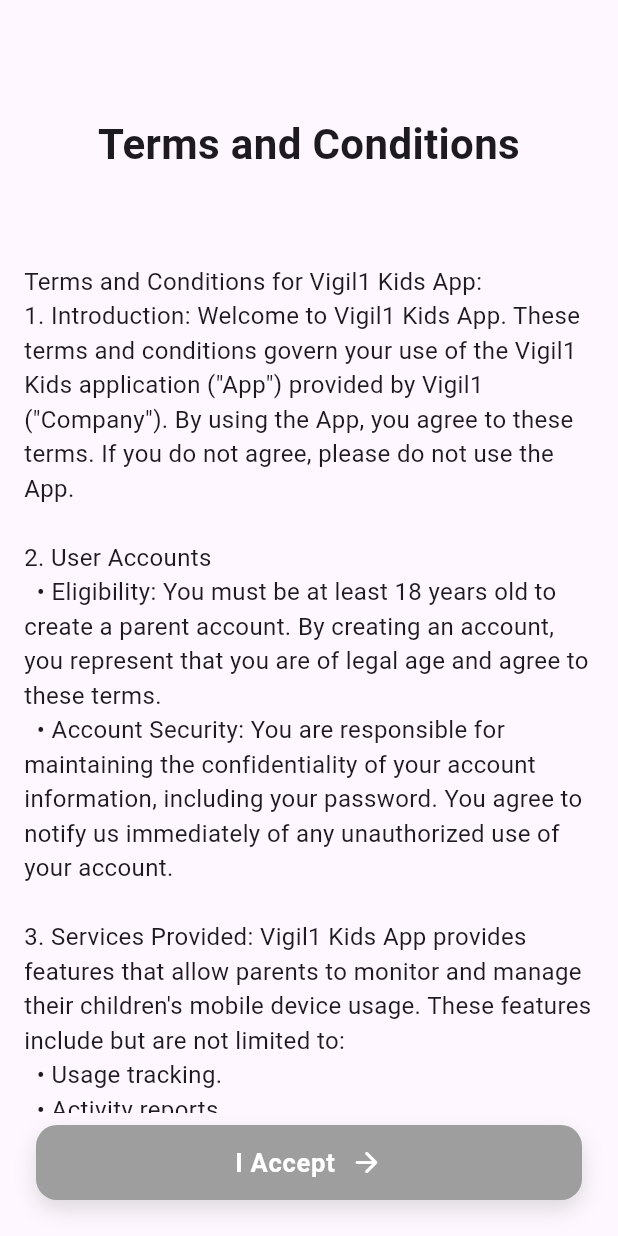
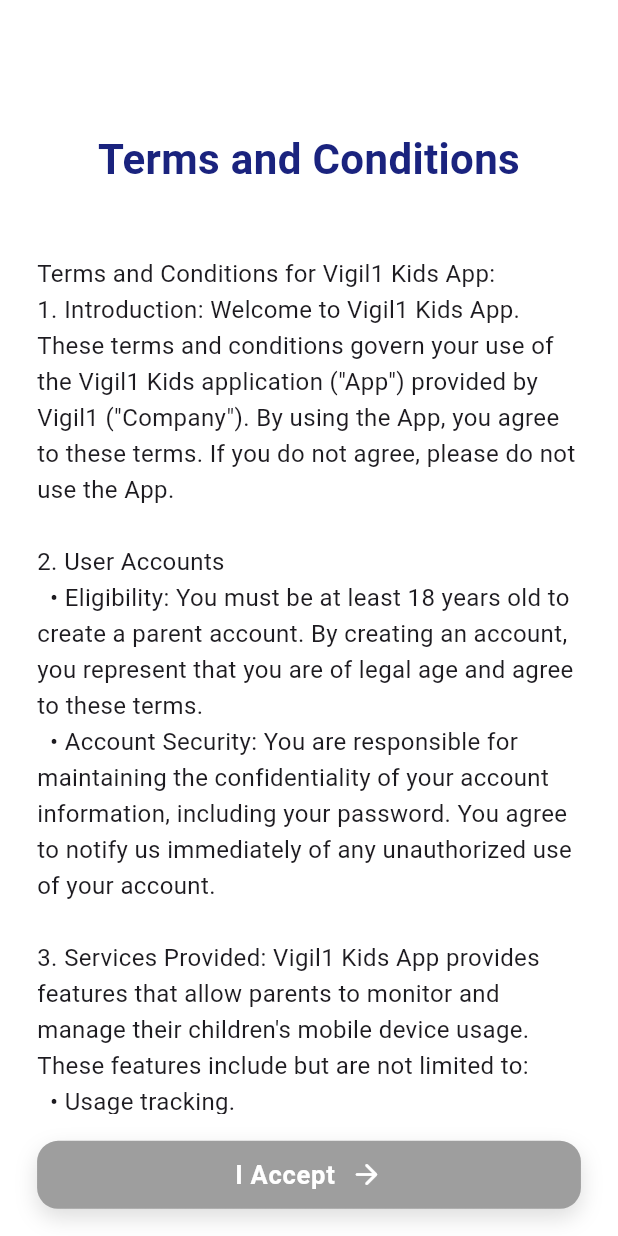
Before and after one commit to itsciworld/childapp, a Flutter app: the screen it shows after launch, on a phone screen of 412 x 824 dp. Run offline on Flutter 3.47's test engine with Material 3 defaults, Android fonts, the phone set to English and light mode, and no system bars; our stand-ins replace battery_plus, connectivity_plus, device_info_plus, dio, flutter_contacts, flutter_dotenv and 7 more; missing offline and left inert: call_log, device_calendar_plus, flexi_form_field, flutter_background_service, flutter_sms_inbox, installed_apps and 2 more.

Commit message:
feat(events): refine event sync to future-only, add chunked uploads, and re-enable contacts tile
- Change event window to scan from today onward only — remove past event scanning and add belt-and-braces check to skip events that started before today
- Reduce event batch size from 100 to 20 for lighter, faster uploads within network timeout windows
- Implement chunked upload loop that marks each chunk as synced immediately upon success, preventing re-sends if later chunks fail
- Add generous send/receive timeouts (60s each) to event upload requests to handle busy servers
- Enhance sync logging with detailed progress tracking and failure diagnostics
- Re-enable contacts monitoring tile in home page
- Simplify pairing page layout by consolidating instruction steps and removing redundant messaging
- Update terms page styling for consistency
- Refactor background services configuration for clarity

```diff
--- a/lib/pages/terms_page.dart
+++ b/lib/pages/terms_page.dart
@@ -15,32 +15,40 @@
 
   @override
   Widget build(BuildContext context) {
+    final mq = MediaQuery.of(context);
+    final screenH = mq.size.height;
+    final screenW = mq.size.width;
+
+    final hPad = screenW * 0.06;
+    final topPad = screenH * 0.06;
+    final vGapMd = screenH * 0.022;
+
     return Scaffold(
+      backgroundColor: Colors.white,
       body: Padding(
-        padding: const EdgeInsets.all(16.0),
+        padding: EdgeInsets.only(
+          left: hPad,
+          right: hPad,
+          top: topPad + MediaQuery.of(context).padding.top,
+          bottom: MediaQuery.of(context).padding.bottom,
+        ),
         child: Column(
           children: [
             Expanded(
               child: ListView(
+                physics: const BouncingScrollPhysics(),
                 children: [
-                  const Padding(
-                    padding: EdgeInsets.only(
-                        bottom:
-                            60), // Padding to create space from the bottom edge
-                  ),
+                  SizedBox(height: vGapMd * 2),
                   const Text(
                     textAlign: TextAlign.center,
                     'Terms and Conditions',
                     style: TextStyle(
                       fontSize: 28,
                       fontWeight: FontWeight.w600,
+                      color: Color(0xFF1A237E),
                     ),
                   ),
-                  const Padding(
-                    padding: EdgeInsets.only(
-                        bottom:
-                            60), // Padding to create space from the bottom edge
-                  ),
+                  SizedBox(height: vGapMd * 2.5),
                   const Text(
                     'Terms and Conditions for Vigil1 Kids App:\n'
                     '1. Introduction: Welcome to Vigil1 Kids App. These terms and conditions govern your use of the Vigil1 Kids application ("App") provided by Vigil1 ("Company"). By using the App, you agree to these terms. If you do not agree, please do not use the App.\n\n'
@@ -56,8 +64,9 @@
                     '\u{00A0}\u{00A0}• Remote control of the device.\n\n'
                     '4. Privacy and Data Collection\n'
                     '\u{00A0}\u{00A0}• Data Collection: We collect and use data as described in our Privacy Policy. This includes information you provide during account creation, as well as data collected from devices linked to your account.\n\n',
-                    style: TextStyle(fontSize: 16),
+                    style: TextStyle(fontSize: 16, height: 1.5),
                   ),
+                  SizedBox(height: vGapMd),
                   Row(
                     children: [
                       Checkbox(
@@ -76,32 +85,12 @@
                       ),
                     ],
                   ),
+                  SizedBox(height: vGapMd),
                 ],
               ),
             ),
-            // Padding(
-            //   padding: const EdgeInsets.only(bottom: 16.0),
-            //   child: TextButton(
-            //     onPressed: _isAccepted
-            //         ? () {
-            //             Navigator.pushNamed(context, RouteNames.login);
-            //           }
-            //         : null,
-            //     style: TextButton.styleFrom(
-            //       backgroundColor: _isAccepted ? Colors.black : Colors.grey,
-            //       minimumSize: const Size(double.infinity, 48),
-            //     ),
-            //     child: const Text(
-            //       'I Accept',
-            //       style: TextStyle(
-            //         color: Colors.white,
-            //         fontSize: 18,
-            //       ),
-            //     ),
-            //   ),
-            // ),
             Padding(
-              padding: const EdgeInsets.all(8.0),
+              padding: EdgeInsets.only(top: vGapMd, bottom: vGapMd),
               child: CustomButton(
                 isLoading: false,
                 label: 'I Accept',
@@ -110,7 +99,7 @@
                         Navigator.pushNamed(context, RouteNames.login);
                       }
                     : null,
-                height: 50,
+                height: screenH * 0.055,
                 gradient: _isAccepted
                     ? AppGradients.primaryButton
                     : const LinearGradient(
```
Also changed, not shown: lib/features/events/data/repositories/event_repository.dart (+14 -4 lines), lib/features/events/viewmodel/event_sync_service.dart (+41 -23 lines), lib/features/home/view/child_home_page.dart (+6 -6 lines), lib/features/pairing/view/pairing_page.dart (+5 -4 lines), lib/services/background_services/background_services.dart (+4 -3 lines).
